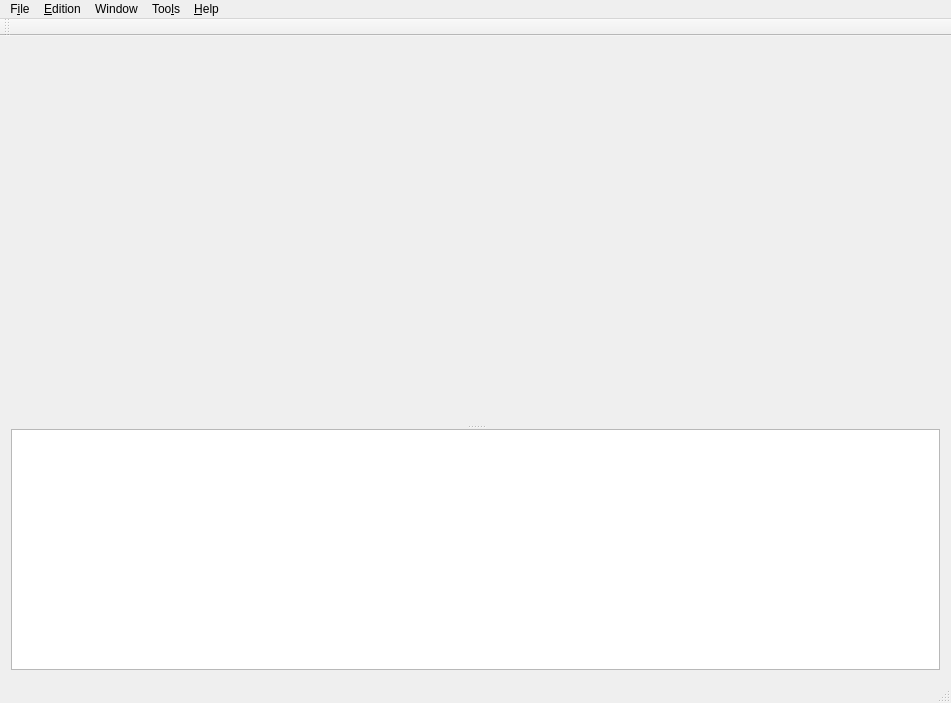
Above: chordv/src/mainwindow.ui from jpcima/chordv before the change. Below: the same form after it.
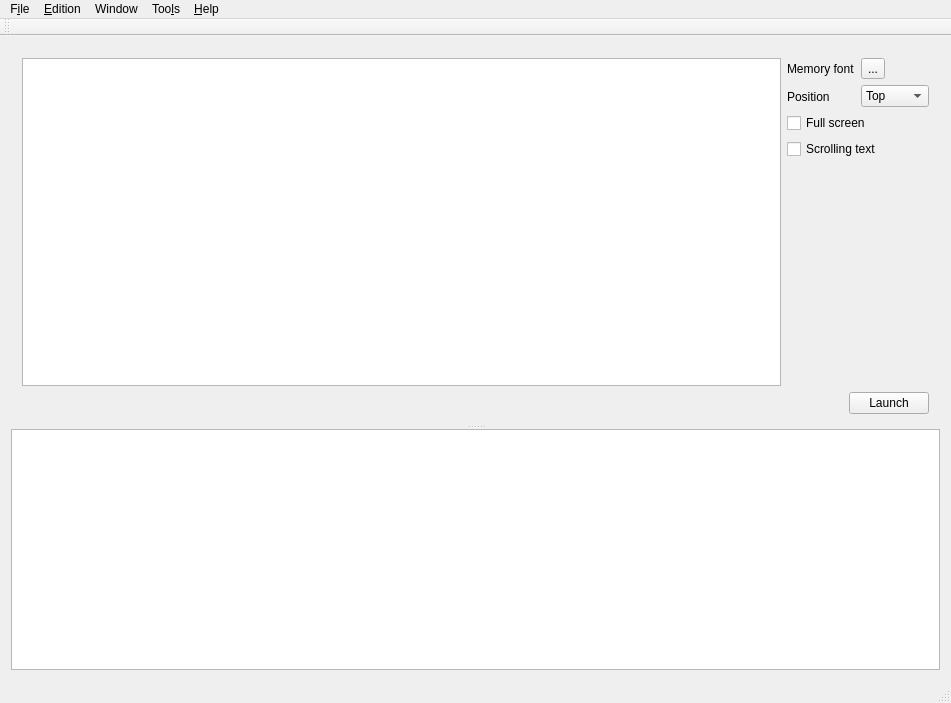
That is the form after the change. Icons and pictures are not drawn. Custom widgets are drawn as their Qt base class.

Commit message: begining of coding memory

What changed in the file:
```diff
--- a/chordv/src/mainwindow.ui
+++ b/chordv/src/mainwindow.ui
@@ -18,7 +18,7 @@
     <normaloff>:/Image/Images/logo.svg</normaloff>:/Image/Images/logo.svg</iconset>
   </property>
   <widget class="QWidget" name="centralWidget">
-   <layout class="QHBoxLayout" name="horizontalLayout_3">
+   <layout class="QVBoxLayout" name="verticalLayout_12">
     <item>
      <widget class="QSplitter" name="splitter">
       <property name="orientation">
@@ -26,7 +26,7 @@
       </property>
       <widget class="QStackedWidget" name="stackedWidget">
        <property name="currentIndex">
-        <number>4</number>
+        <number>5</number>
        </property>
        <widget class="QWidget" name="pageEditor">
         <layout class="QHBoxLayout" name="horizontalLayout_14">
@@ -264,6 +264,132 @@
          </item>
         </layout>
        </widget>
+       <widget class="QWidget" name="pageMemory">
+        <layout class="QHBoxLayout" name="horizontalLayout_9">
+         <item>
+          <layout class="QVBoxLayout" name="verticalLayout_16">
+           <item>
+            <layout class="QHBoxLayout" name="horizontalLayout_6">
+             <item>
+              <widget class="QTableWidget" name="tableWidgetToc"/>
+             </item>
+             <item>
+              <layout class="QVBoxLayout" name="verticalLayout_11">
+               <item>
+                <layout class="QVBoxLayout" name="verticalLayout_10">
+                 <item>
+                  <layout class="QHBoxLayout" name="horizontalLayout_3">
+                   <item>
+                    <layout class="QVBoxLayout" name="verticalLayout_9">
+                     <item>
+                      <widget class="QLabel" name="labelFontMemory">
+                       <property name="text">
+                        <string>Memory font</string>
+                       </property>
+                      </widget>
+                     </item>
+                     <item>
+                      <widget class="QLabel" name="labelPositionMemory">
+                       <property name="text">
+                        <string>Position</string>
+                       </property>
+                      </widget>
+                     </item>
+                    </layout>
+                   </item>
+                   <item>
+                    <layout class="QVBoxLayout" name="verticalLayout_7">
+                     <item>
+                      <widget class="FontButton" name="toolButtonFontMemory">
+                       <property name="text">
+                        <string>...</string>
+                       </property>
+                      </widget>
+                     </item>
+                     <item>
+                      <widget class="QComboBox" name="comboBoxPositionMemory">
+                       <item>
+                        <property name="text">
+                         <string>Top</string>
+                        </property>
+                       </item>
+                       <item>
+                        <property name="text">
+                         <string>Middle</string>
+                        </property>
+                       </item>
+                       <item>
+                        <property name="text">
+                         <string>Bottom</string>
+                        </property>
+                       </item>
+                      </widget>
+                     </item>
+                    </layout>
+                   </item>
+                  </layout>
+                 </item>
+                 <item>
+                  <widget class="QCheckBox" name="checkBoxFullScreenMemory">
+                   <property name="text">
+                    <string>Full screen</string>
+                   </property>
+                  </widget>
+                 </item>
+                 <item>
+                  <widget class="QCheckBox" name="checkBoxScrollingTextMemory">
+                   <property name="text">
+                    <string>Scrolling text</string>
+                   </property>
+                  </widget>
+                 </item>
+                </layout>
+               </item>
+               <item>
+                <spacer name="verticalSpacer_3">
+                 <property name="orientation">
+                  <enum>Qt::Vertical</enum>
+                 </property>
+                 <property name="sizeHint" stdset="0">
+                  <size>
+                   <width>20</width>
+                   <height>40</height>
+                  </size>
+                 </property>
+                </spacer>
+               </item>
+              </layout>
+             </item>
+            </layout>
+           </item>
+           <item>
+            <layout class="QHBoxLayout" name="horizontalLayout_8">
+             <item>
+              <spacer name="horizontalSpacer_2">
+               <property name="orientation">
+                <enum>Qt::Horizontal</enum>
+               </property>
+               <property name="sizeHint" stdset="0">
+                <size>
+                 <width>40</width>
+                 <height>20</height>
+                </size>
+               </property>
+              </spacer>
+             </item>
+             <item>
+              <widget class="QPushButton" name="pushButton">
+               <property name="text">
+                <string>Launch</string>
+               </property>
+              </widget>
+             </item>
+            </layout>
+           </item>
+          </layout>
+         </item>
+        </layout>
+       </widget>
       </widget>
       <widget class="LogMessages" name="log"/>
      </widget>
@@ -760,6 +886,11 @@
    <header>formeditor.h</header>
    <container>1</container>
   </customwidget>
+  <customwidget>
+   <class>FontButton</class>
+   <extends>QToolButton</extends>
+   <header>fontbutton.h</header>
+  </customwidget>
  </customwidgets>
  <resources>
   <include location="../Resources/resources.qrc"/>
```
Left out of the diff: 3 changed lines with no effect on the pictures. The commit also changes 3 other files.
